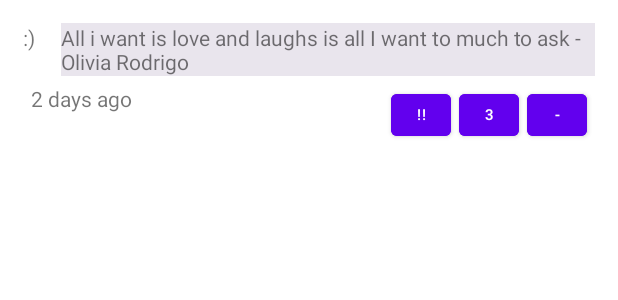
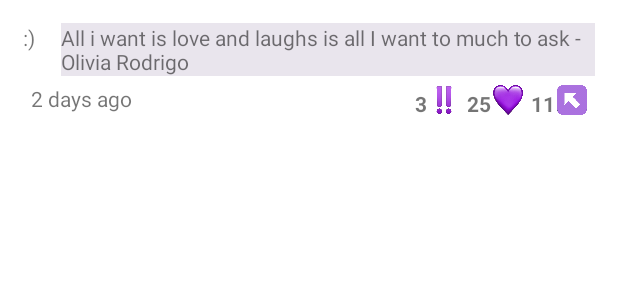
Before and after one commit to FB-android-app-2021/Moody, an Android app: the layout item_post.xml on its own in the app's theme, with its tools: preview values and no code run, on a phone screen of 412 x 824 dp. Shown: the top 300 px of the screen. Run offline under Robolectric (Android 15) with nearby library versions, the light colour scheme and no system bars.

Commit message:
implemented feed like and exclaim buttons

```diff
--- a/app/src/main/java/com/example/moody/fragments/EntryFragment.java
+++ b/app/src/main/java/com/example/moody/fragments/EntryFragment.java
@@ -103,6 +103,8 @@
         entry.setCaption(caption);
         entry.setAuthor(currentUser);
         entry.setEmotion(emotion);
+        entry.setLikes(0);
+        entry.setExclaims(0);
         entry.saveInBackground(new SaveCallback() {
             @Override
             public void done(ParseException e) {
--- a/app/src/main/res/layout/item_post.xml
+++ b/app/src/main/res/layout/item_post.xml
@@ -18,38 +18,32 @@
         android:background="#E9E5ED"
         tools:text="All i want is love and laughs is all I want to much to ask - Olivia Rodrigo" />
 
-    <Button
+    <ImageButton
         android:id="@+id/btnExclaim"
-        android:layout_width="40dp"
-        android:layout_height="40dp"
+        android:layout_width="20dp"
+        android:layout_height="20dp"
         android:layout_below="@id/tvPost"
         android:layout_marginRight="5dp"
-        android:layout_toStartOf="@id/btnHeart"
-        android:backgroundTint="@color/purple_500"
-        android:text="!!"
-        android:textColor="@color/white"
-        android:textSize="10sp" />
+        android:layout_toStartOf="@id/tvNumLikes"
+        android:background="@drawable/purple_exclaim" />
 
-    <Button
+    <ImageButton
         android:id="@+id/btnHeart"
-        android:layout_width="40dp"
-        android:layout_height="40dp"
+        android:layout_width="20dp"
+        android:layout_height="20dp"
         android:layout_below="@id/tvPost"
         android:layout_marginRight="5dp"
-        android:layout_toStartOf="@id/btnComment"
-        android:backgroundTint="@color/purple_500"
-        android:text="3"
-        android:textColor="@color/white"
-        android:textSize="10sp" />
+        android:layout_toStartOf="@id/tvNumComments"
+        android:background="@drawable/purple_heart" />
 
-    <Button
+    <ImageButton
         android:id="@+id/btnComment"
-        android:layout_width="40dp"
-        android:layout_height="40dp"
+        android:layout_width="20dp"
+        android:layout_height="20dp"
         android:layout_below="@id/tvPost"
         android:layout_alignEnd="@id/tvPost"
         android:layout_marginEnd="5dp"
-        android:backgroundTint="@color/purple_500"
+        android:background="@drawable/purple_arrow"
         android:text="-"
         android:textColor="@color/white"
         android:textSize="10sp" />
@@ -74,4 +68,40 @@
         android:layout_marginTop="5dp"
         tools:text="2 days ago" />
 
+    <TextView
+        android:id="@+id/tvNumExclaims"
+        android:layout_width="wrap_content"
+        android:layout_height="17dp"
+        android:layout_alignBottom="@id/btnExclaim"
+        android:layout_marginEnd="1dp"
+        android:layout_toStartOf="@id/btnExclaim"
+        android:textAlignment="textEnd"
+        android:textSize="14sp"
+        android:textStyle="bold"
+        tools:text="3" />
+
+    <TextView
+        android:id="@+id/tvNumLikes"
+        android:layout_width="wrap_content"
+        android:layout_height="17dp"
+        android:layout_alignBottom="@id/btnHeart"
+        android:layout_marginEnd="1dp"
+        android:layout_toStartOf="@id/btnHeart"
+        android:textAlignment="textEnd"
+        android:textSize="14sp"
+        android:textStyle="bold"
+        tools:text="25" />
+
+    <TextView
+        android:id="@+id/tvNumComments"
+        android:layout_width="wrap_content"
+        android:layout_height="17dp"
+        android:layout_alignBottom="@id/btnComment"
+        android:layout_marginEnd="1dp"
+        android:layout_toStartOf="@id/btnComment"
+        android:textAlignment="textEnd"
+        android:textSize="14sp"
+        android:textStyle="bold"
+        tools:text="11" />
+
 </RelativeLayout>
```
Also changed, not shown: app/src/main/java/com/example/moody/adapters/PostsAdapter.java (+38 -8 lines), app/src/main/java/com/example/moody/models/Entry.java (+15 -0 lines), app/src/main/res/drawable/purple_arrow.png (added), app/src/main/res/drawable/purple_exclaim.png (added), app/src/main/res/drawable/purple_heart.png (added).
